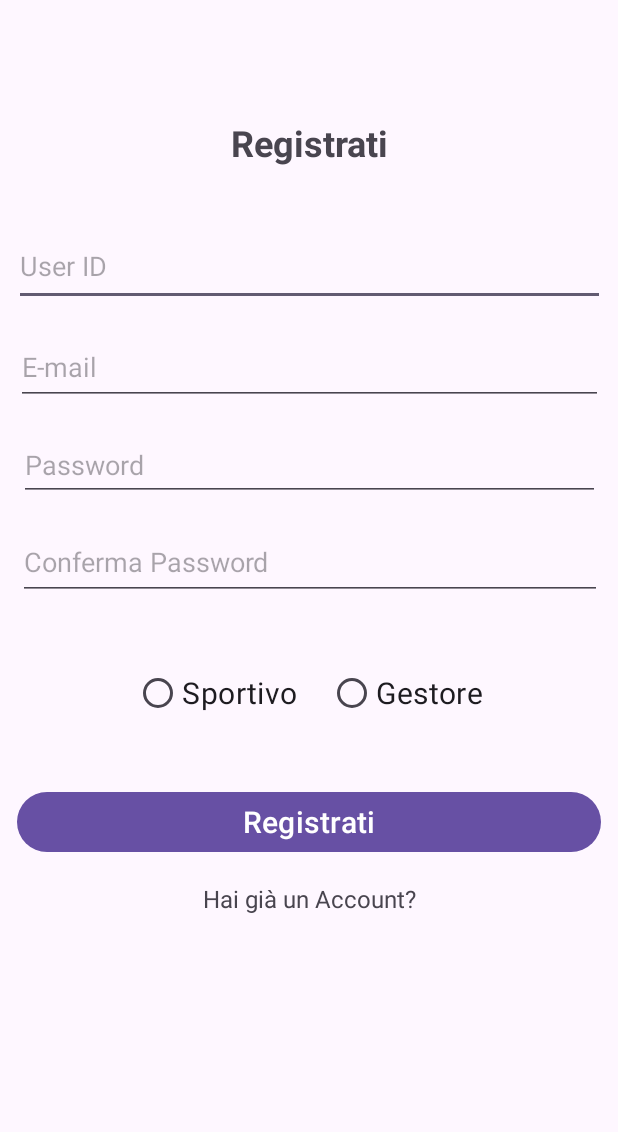
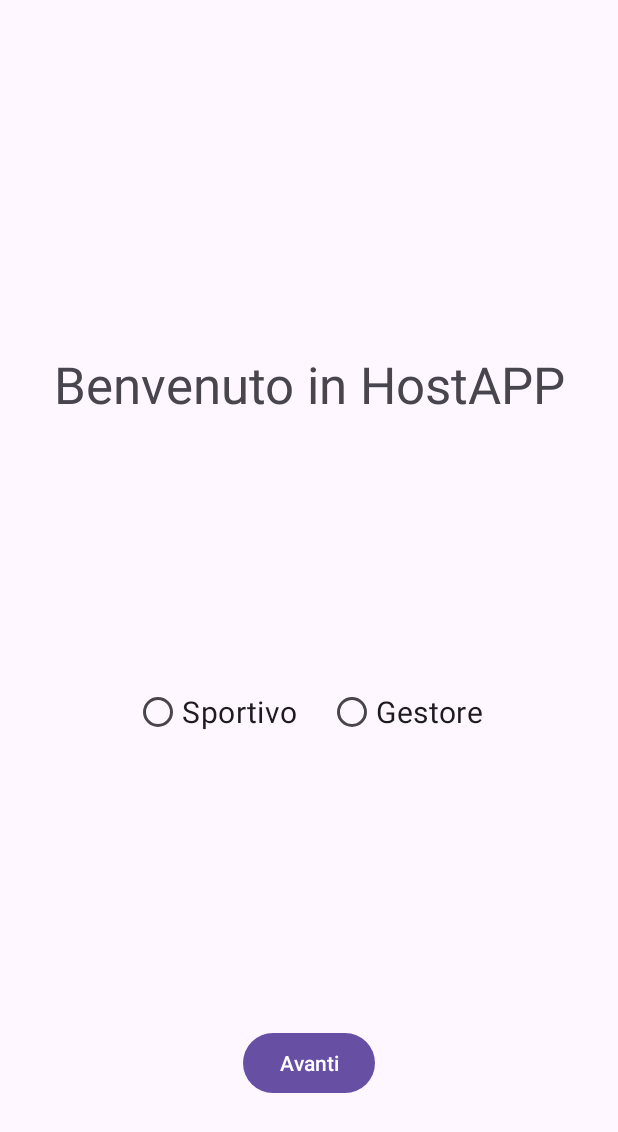
Before and after one commit to francesco-de-marco/HostApp, an Android app: the screen it shows after launch (RegisterActivity before the commit, HomeActivity after it), after a tap on "Registrati", on a phone screen of 412 x 824 dp. Shown: the top 1132 px of the screen. Run offline under Robolectric (Android 15) with nearby library versions, the phone set to English and light mode, and no system bars; our stand-ins replace Firebase (no records; nobody signed in at launch, a user with empty details on screens opened directly); 1 other tap on this screen came first.

Commit message:
Initial commit

```diff
--- a/app/src/main/java/com/example/hostapp/HelperClass.kt
+++ b/app/src/main/java/com/example/hostapp/HelperClass.kt
@@ -11,14 +11,14 @@ class HelperClass {
     var password: String = ""
         private set
 
-    var gestore: Boolean = false
+    var tipologia: String = ""
         private set
 
     constructor()
-    constructor(user: String, email: String, password: String, gestore: Boolean) {
+    constructor(user: String, email: String, password: String, tipologia: String) {
         this.email = email
         this.user = user
         this.password = password
-        this.gestore = gestore
+        this.tipologia = tipologia
     }
 }
--- /dev/null
+++ b/app/src/main/java/com/example/hostapp/HomeActivity.kt
@@ -0,0 +1,67 @@
+package com.example.hostapp
+
+import android.content.Intent
+import androidx.appcompat.app.AppCompatActivity
+import android.os.Bundle
+import android.widget.Button
+import android.widget.RadioButton
+import android.widget.RadioGroup
+import android.widget.Toast
+
+class HomeActivity : AppCompatActivity() {
+
+    private lateinit var radioTipo: RadioGroup
+    private lateinit var radioSport: RadioButton
+    private lateinit var radioGest: RadioButton
+    private lateinit var btnAvanti: Button
+    override fun onCreate(savedInstanceState: Bundle?) {
+        super.onCreate(savedInstanceState)
+        setContentView(R.layout.activity_home)
+
+        radioTipo = findViewById(R.id.radioTipo)
+        radioSport = findViewById(R.id.radioSport)
+        radioGest = findViewById(R.id.radioGest)
+        btnAvanti = findViewById(R.id.btnAvanti)
+
+        var tipo = ""
+        radioTipo.setOnCheckedChangeListener { group, checkedId ->
+            when (checkedId) {
+                R.id.radioSport -> {
+                    tipo = "Sportivo"
+                    Toast.makeText(
+                        this@HomeActivity,
+                        "Visualizza le strutture nelle tue vicinanze",
+                        Toast.LENGTH_SHORT
+                    ).show()
+                }
+
+                R.id.radioGest -> {
+                    tipo = "Gestore"
+                    Toast.makeText(
+                        this@HomeActivity,
+                        "Registra la tua Attività! Fatti Raggiungere!!",
+                        Toast.LENGTH_SHORT
+                    ).show()
+                }
+            }
+        }
+
+        btnAvanti.setOnClickListener { view ->
+            if (tipo == "") {
+                Toast.makeText(
+                    this@HomeActivity,
+                    "Devi selezionare una tipologia di registrazione!",
+                    Toast.LENGTH_LONG
+                ).show()
+                radioTipo.requestFocus()
+            }else{
+
+                val intent = Intent(this, RegisterActivity::class.java)
+                intent.putExtra(Intent.EXTRA_TEXT, tipo)
+                startActivity(intent)
+
+            }
+        }
+
+    }
+}
--- a/app/src/main/java/com/example/hostapp/LoginActivity.kt
+++ b/app/src/main/java/com/example/hostapp/LoginActivity.kt
@@ -3,7 +3,6 @@ package com.example.hostapp
 import android.content.Intent
 import androidx.appcompat.app.AppCompatActivity
 import android.os.Bundle
-import android.util.Log
 import android.widget.Button
 import android.widget.EditText
 import android.widget.TextView
@@ -11,7 +10,6 @@ import com.google.firebase.database.DataSnapshot
 import com.google.firebase.database.DatabaseError
 import com.google.firebase.database.ValueEventListener
 import com.google.firebase.database.FirebaseDatabase
-import com.google.firebase.database.snapshots
 
 class LoginActivity : AppCompatActivity() {
 
@@ -31,7 +29,7 @@ class LoginActivity : AppCompatActivity() {
 
         val textRegister = findViewById<TextView>(R.id.registerText)
         textRegister.setOnClickListener{
-            val intent = Intent(this, RegisterActivity::class.java)
+            val intent = Intent(this, HomeActivity::class.java)
             startActivity(intent)
         }
 
--- /dev/null
+++ b/app/src/main/res/layout/activity_home.xml
@@ -0,0 +1,59 @@
+<?xml version="1.0" encoding="utf-8"?>
+<androidx.constraintlayout.widget.ConstraintLayout xmlns:android="http://schemas.android.com/apk/res/android"
+    xmlns:app="http://schemas.android.com/apk/res-auto"
+    xmlns:tools="http://schemas.android.com/tools"
+    android:layout_width="match_parent"
+    android:layout_height="match_parent"
+    tools:context=".HomeActivity">
+
+    <TextView
+        android:id="@+id/benvenuto"
+        android:layout_width="match_parent"
+        android:layout_height="200dp"
+        android:gravity="center"
+        android:text="Benvenuto in HostAPP"
+        android:textSize="34sp"
+        app:layout_constraintBottom_toBottomOf="parent"
+        app:layout_constraintTop_toTopOf="parent"
+        app:layout_constraintVertical_bias="0.25"
+        tools:layout_editor_absoluteX="-25dp" />
+
+    <RadioGroup
+        android:id="@+id/radioTipo"
+        android:layout_width="277dp"
+        android:layout_height="237dp"
+        android:gravity="center"
+        android:orientation="horizontal"
+        app:layout_constraintEnd_toEndOf="@+id/benvenuto"
+        app:layout_constraintStart_toStartOf="@+id/benvenuto"
+        app:layout_constraintTop_toBottomOf="@+id/benvenuto">
+
+        <RadioButton
+            android:id="@+id/radioSport"
+            android:layout_width="wrap_content"
+            android:layout_height="wrap_content"
+            android:layout_margin="10dp"
+            android:text="Sportivo"
+            android:textSize="20sp" />
+
+        <RadioButton
+            android:id="@+id/radioGest"
+            android:layout_width="wrap_content"
+            android:layout_height="wrap_content"
+            android:layout_margin="10dp"
+            android:text="Gestore"
+            android:textSize="20sp" />
+
+    </RadioGroup>
+
+    <Button
+        android:id="@+id/btnAvanti"
+        android:layout_width="wrap_content"
+        android:layout_height="wrap_content"
+        android:layout_weight="1"
+        android:text="Avanti"
+        app:layout_constraintBottom_toBottomOf="parent"
+        app:layout_constraintEnd_toEndOf="@+id/radioTipo"
+        app:layout_constraintStart_toStartOf="@+id/radioTipo"
+        app:layout_constraintTop_toBottomOf="@+id/radioTipo" />
+</androidx.constraintlayout.widget.ConstraintLayout>
--- a/app/src/main/res/layout/activity_login.xml
+++ b/app/src/main/res/layout/activity_login.xml
@@ -42,7 +42,7 @@
         android:layout_marginTop="16dp"
         android:ems="10"
         android:hint="Password"
-        android:inputType="text"
+        android:inputType="textPassword"
         app:layout_constraintEnd_toEndOf="@+id/loginUser"
         app:layout_constraintStart_toStartOf="@+id/loginUser"
         app:layout_constraintTop_toBottomOf="@+id/loginUser" />
--- a/app/src/main/res/layout/activity_register.xml
+++ b/app/src/main/res/layout/activity_register.xml
@@ -21,7 +21,7 @@
         app:layout_constraintVertical_bias="0.100000024" />
 
     <EditText
-        android:id="@+id/loginUser"
+        android:id="@+id/inputUser"
         android:layout_width="394dp"
         android:layout_height="53dp"
         android:layout_marginStart="16dp"
@@ -43,19 +43,19 @@
         android:ems="10"
         android:hint="E-mail"
         android:inputType="text"
-        app:layout_constraintBottom_toTopOf="@+id/loginPassword"
-        app:layout_constraintEnd_toEndOf="@+id/loginUser"
-        app:layout_constraintStart_toStartOf="@+id/loginUser"
-        app:layout_constraintTop_toBottomOf="@+id/loginUser" />
+        app:layout_constraintBottom_toTopOf="@+id/inputPassword"
+        app:layout_constraintEnd_toEndOf="@+id/inputUser"
+        app:layout_constraintStart_toStartOf="@+id/inputUser"
+        app:layout_constraintTop_toBottomOf="@+id/inputUser" />
 
     <EditText
-        android:id="@+id/loginPassword"
+        android:id="@+id/inputPassword"
         android:layout_width="387dp"
         android:layout_height="48dp"
         android:layout_marginTop="16dp"
         android:ems="10"
         android:hint="Password"
-        android:inputType="text"
+        android:inputType="textPassword"
         app:layout_constraintBottom_toTopOf="@+id/inputConfirmPass"
         app:layout_constraintEnd_toEndOf="@+id/inputEmail"
         app:layout_constraintStart_toStartOf="@+id/inputEmail"
@@ -68,10 +68,10 @@
         android:layout_marginTop="16dp"
         android:ems="10"
         android:hint="Conferma Password"
-        android:inputType="text"
-        app:layout_constraintEnd_toEndOf="@+id/loginPassword"
-        app:layout_constraintStart_toStartOf="@+id/loginPassword"
-        app:layout_constraintTop_toBottomOf="@+id/loginPassword" />
+        android:inputType="textPassword"
+        app:layout_constraintEnd_toEndOf="@+id/inputPassword"
+        app:layout_constraintStart_toStartOf="@+id/inputPassword"
+        app:layout_constraintTop_toBottomOf="@+id/inputPassword" />
 
     <Button
         android:id="@+id/btnRegister"
@@ -96,33 +96,5 @@
         app:layout_constraintStart_toStartOf="@+id/btnRegister"
         app:layout_constraintTop_toBottomOf="@+id/btnRegister" />
 
-    <RadioGroup
-        android:id="@+id/radioTipo"
-        android:layout_width="0dp"
-        android:layout_height="0dp"
-        android:gravity="center"
-        android:orientation="horizontal"
-        app:layout_constraintBottom_toTopOf="@+id/btnRegister"
-        app:layout_constraintEnd_toEndOf="parent"
-        app:layout_constraintStart_toStartOf="parent"
-        app:layout_constraintTop_toBottomOf="@+id/inputConfirmPass">
-
-        <RadioButton
-            android:id="@+id/radioSport"
-            android:layout_width="wrap_content"
-            android:layout_height="wrap_content"
-            android:layout_margin="10dp"
-            android:text="Sportivo"
-            android:textSize="20sp" />
-
-        <RadioButton
-            android:id="@+id/radioGest"
-            android:layout_width="wrap_content"
-            android:layout_height="wrap_content"
-            android:layout_margin="10dp"
-            android:text="Gestore"
-            android:textSize="20sp" />
-
-    </RadioGroup>
 
 </androidx.constraintlayout.widget.ConstraintLayout>
```
Also changed, not shown: app/src/main/AndroidManifest.xml (+12 -0 lines), app/src/main/java/com/example/hostapp/GestoreActivity.kt (added, +72 -0 lines), app/src/main/java/com/example/hostapp/HelperClass2.kt (added, +16 -0 lines), app/src/main/java/com/example/hostapp/Main2Activity.kt (added, +28 -0 lines), app/src/main/java/com/example/hostapp/RegisterActivity.kt (+21 -25 lines), app/src/main/res/layout/activity_gestore.xml (added, +56 -0 lines), app/src/main/res/layout/activity_main2.xml (added, +15 -0 lines).
